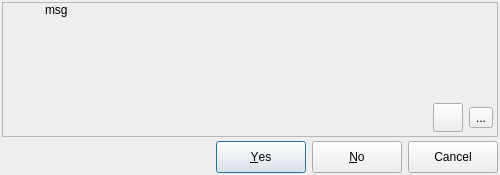
Qt form libpgmodeler_ui/ui/messagebox.ui (pgmodeler/pgmodeler) before a commit.
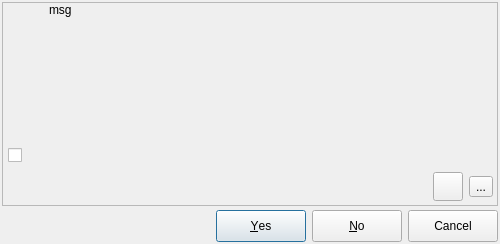
The same form after that commit. Icons and pictures are not drawn.

```diff
--- a/libpgmodeler_ui/ui/messagebox.ui
+++ b/libpgmodeler_ui/ui/messagebox.ui
@@ -10,7 +10,7 @@
     <x>0</x>
     <y>0</y>
     <width>500</width>
-    <height>175</height>
+    <height>244</height>
    </rect>
   </property>
   <property name="sizePolicy">
@@ -117,14 +117,6 @@
           </property>
           <property name="bottomMargin">
            <number>0</number>
-          </property>
-          <property name="spacing">
-           <number>0</number>
-          </property>
-          <item row="0" column="0">
-           <layout class="QGridLayout" name="gridLayout_7">
-            <property name="spacing">
-             <number>2</number>
             </property>
             <item row="0" column="0">
              <widget class="QLabel" name="icon_lbl">
@@ -206,6 +198,44 @@
               </property>
              </widget>
             </item>
+          <item row="1" column="0">
+           <spacer name="verticalSpacer">
+            <property name="orientation">
+             <enum>Qt::Vertical</enum>
+            </property>
+            <property name="sizeHint" stdset="0">
+             <size>
+              <width>20</width>
+              <height>84</height>
+             </size>
+            </property>
+           </spacer>
+          </item>
+          <item row="2" column="0" colspan="2">
+           <layout class="QHBoxLayout" name="horizontalLayout_2">
+            <item>
+             <spacer name="horizontalSpacer_3">
+              <property name="orientation">
+               <enum>Qt::Horizontal</enum>
+              </property>
+              <property name="sizeType">
+               <enum>QSizePolicy::Fixed</enum>
+              </property>
+              <property name="sizeHint" stdset="0">
+               <size>
+                <width>5</width>
+                <height>20</height>
+               </size>
+              </property>
+             </spacer>
+            </item>
+            <item>
+             <widget class="QCheckBox" name="custom_option_chk">
+              <property name="text">
+               <string/>
+              </property>
+             </widget>
+            </item>
            </layout>
           </item>
          </layout>
@@ -316,27 +346,40 @@
         </widget>
        </widget>
       </item>
-      <item row="1" column="0">
-       <spacer name="horizontalSpacer">
-        <property name="orientation">
-         <enum>Qt::Horizontal</enum>
-        </property>
-        <property name="sizeHint" stdset="0">
+      <item row="1" column="0" colspan="2">
+       <widget class="QWidget" name="error_show_btns_wgt" native="true">
+        <property name="minimumSize">
          <size>
-          <width>414</width>
-          <height>27</height>
+          <width>0</width>
+          <height>0</height>
          </size>
         </property>
-       </spacer>
-      </item>
-      <item row="1" column="1">
        <layout class="QHBoxLayout" name="horizontalLayout">
+         <property name="leftMargin">
+          <number>0</number>
+         </property>
+         <property name="topMargin">
+          <number>0</number>
+         </property>
         <property name="rightMargin">
          <number>4</number>
         </property>
         <property name="bottomMargin">
          <number>4</number>
         </property>
+         <item>
+          <spacer name="horizontalSpacer">
+           <property name="orientation">
+            <enum>Qt::Horizontal</enum>
+           </property>
+           <property name="sizeHint" stdset="0">
+            <size>
+             <width>415</width>
+             <height>24</height>
+            </size>
+           </property>
+          </spacer>
+         </item>
         <item>
          <widget class="QToolButton" name="show_raw_info_tb">
           <property name="minimumSize">
@@ -396,6 +439,7 @@
          </widget>
         </item>
        </layout>
+       </widget>
       </item>
      </layout>
     </widget>
```
Left out of the diff: 2 changed lines with no effect on the pictures. Lines whose indentation alone changed are shown as unchanged.
